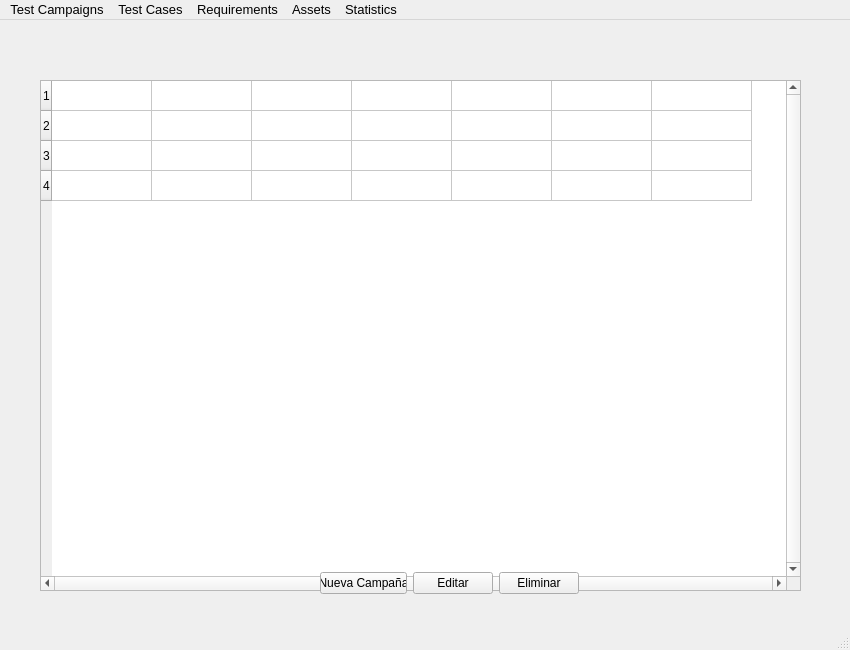
Before: the Qt Designer form ui/home_page.ui in vazmasero/UAT-Tool, drawn with Qt 5.
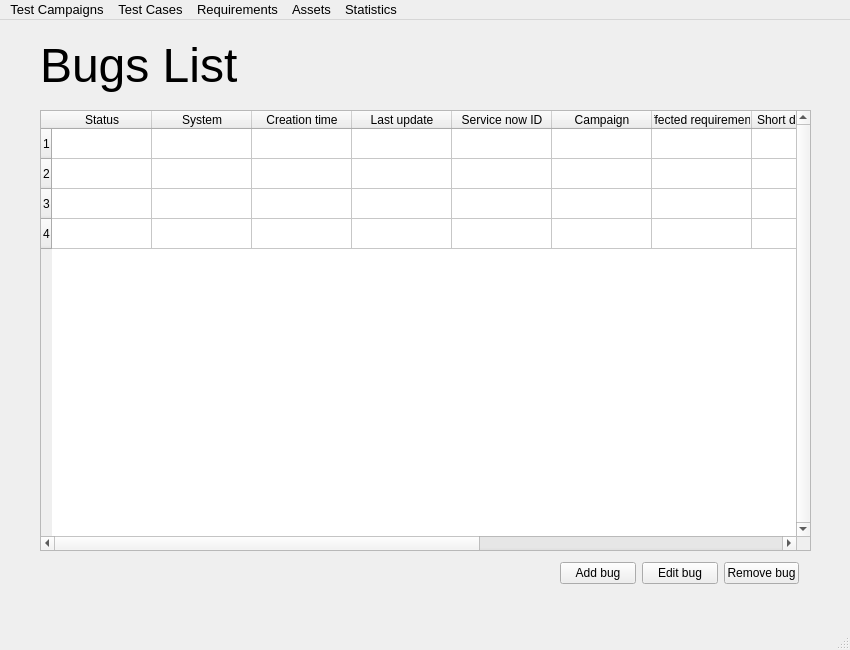
After: the same form once the commit is applied.

Commit message: Actualización del main page

```diff
--- a/ui/home_page.ui
+++ b/ui/home_page.ui
@@ -18,9 +18,9 @@
     <property name="geometry">
      <rect>
       <x>40</x>
-      <y>60</y>
-      <width>761</width>
-      <height>511</height>
+      <y>90</y>
+      <width>771</width>
+      <height>441</height>
      </rect>
     </property>
     <property name="verticalScrollBarPolicy">
@@ -51,10 +51,10 @@
      <number>4</number>
     </property>
     <property name="columnCount">
-     <number>7</number>
+     <number>12</number>
     </property>
     <attribute name="horizontalHeaderVisible">
-     <bool>false</bool>
+     <bool>true</bool>
     </attribute>
     <attribute name="horizontalHeaderCascadingSectionResizes">
      <bool>false</bool>
@@ -62,46 +62,123 @@
     <attribute name="horizontalHeaderHighlightSections">
      <bool>true</bool>
     </attribute>
+    <attribute name="horizontalHeaderShowSortIndicator" stdset="0">
+     <bool>false</bool>
+    </attribute>
+    <attribute name="horizontalHeaderStretchLastSection">
+     <bool>false</bool>
+    </attribute>
     <row/>
     <row/>
     <row/>
     <row/>
-    <column/>
-    <column/>
-    <column/>
-    <column/>
-    <column/>
-    <column/>
-    <column/>
+    <column>
+     <property name="text">
+      <string>Status</string>
+     </property>
+    </column>
+    <column>
+     <property name="text">
+      <string>System</string>
+     </property>
+    </column>
+    <column>
+     <property name="text">
+      <string>Creation time</string>
+     </property>
+    </column>
+    <column>
+     <property name="text">
+      <string>Last update</string>
+     </property>
+    </column>
+    <column>
+     <property name="text">
+      <string>Service now ID</string>
+     </property>
+    </column>
+    <column>
+     <property name="text">
+      <string>Campaign</string>
+     </property>
+    </column>
+    <column>
+     <property name="text">
+      <string>Affected requirements</string>
+     </property>
+    </column>
+    <column>
+     <property name="text">
+      <string>Short description</string>
+     </property>
+    </column>
+    <column>
+     <property name="text">
+      <string>Long description</string>
+     </property>
+    </column>
+    <column>
+     <property name="text">
+      <string>Severity</string>
+     </property>
+    </column>
+    <column>
+     <property name="text">
+      <string>Impact</string>
+     </property>
+    </column>
+    <column>
+     <property name="text">
+      <string>Comments</string>
+     </property>
+    </column>
    </widget>
-   <widget class="QWidget" name="layoutWidget">
+   <widget class="QLabel" name="home_page_title">
     <property name="geometry">
      <rect>
-      <x>320</x>
-      <y>550</y>
-      <width>259</width>
+      <x>40</x>
+      <y>10</y>
+      <width>251</width>
+      <height>71</height>
+     </rect>
+    </property>
+    <property name="font">
+     <font>
+      <pointsize>36</pointsize>
+     </font>
+    </property>
+    <property name="text">
+     <string>Bugs List</string>
+    </property>
+   </widget>
+   <widget class="QWidget" name="">
+    <property name="geometry">
+     <rect>
+      <x>560</x>
+      <y>540</y>
+      <width>239</width>
       <height>26</height>
      </rect>
     </property>
-    <layout class="QHBoxLayout" name="horizontalLayout">
+    <layout class="QHBoxLayout" name="homeButton_Layout">
      <item>
       <widget class="QPushButton" name="new_campaign">
        <property name="text">
-        <string>Nueva Campaña</string>
+        <string>Add bug</string>
        </property>
       </widget>
      </item>
      <item>
       <widget class="QPushButton" name="edit_campaign">
        <property name="text">
-        <string>Editar</string>
+        <string>Edit bug</string>
        </property>
       </widget>
      </item>
      <item>
       <widget class="QPushButton" name="delete_campaign">
        <property name="text">
-        <string>Eliminar</string>
+        <string>Remove bug</string>
        </property>
       </widget>
      </item>
```
Left out of the diff: 16 changed lines with no effect on the pictures. The commit also changes 1 other file.
